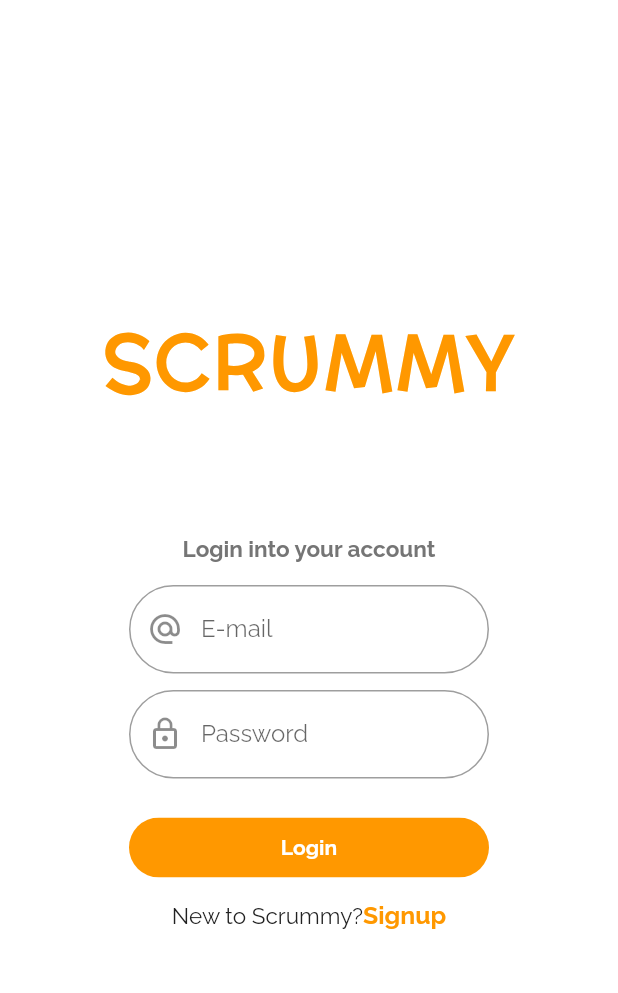
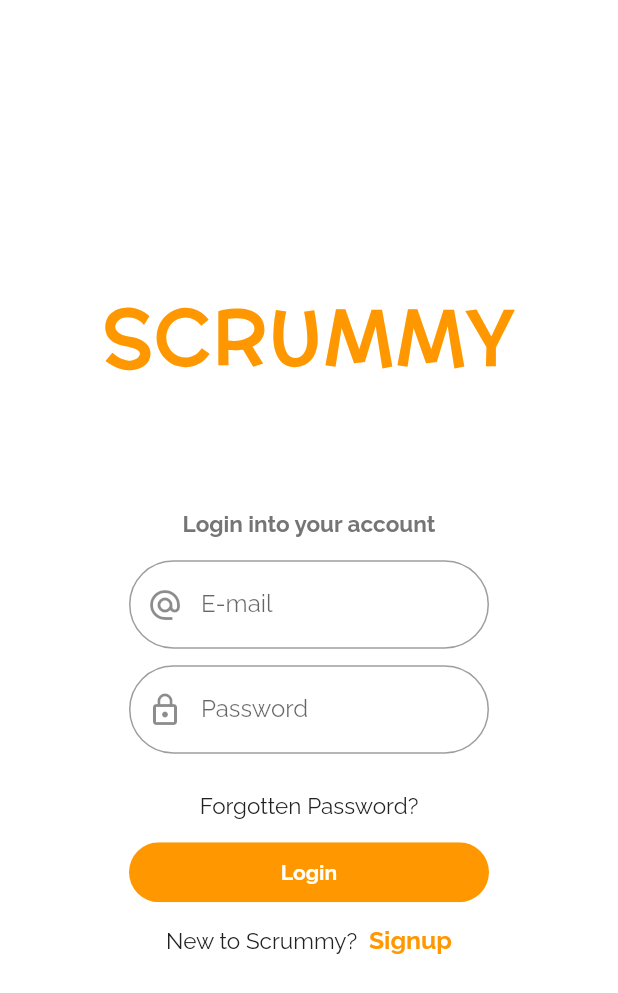
Before and after one commit to devansh511/scrummy, a Flutter app: the AuthScreen screen opened directly, on a phone screen of 412 x 824 dp. Shown: the top 993 px of the screen. Run offline on Flutter 3.47's test engine with Material 2 defaults, Android fonts, the light colour scheme and no system bars; our stand-ins replace bubble_bottom_bar, flutter_svg, font_awesome_flutter, shared_preferences; accounts and stored records are empty; network calls fail; Roboto replaces fonts that are missing (Mclaren).

Commit message:
Bugs fixed in OTP verification and login

```diff
--- a/lib/auth/auth_screen.dart
+++ b/lib/auth/auth_screen.dart
@@ -2,12 +2,16 @@ import 'package:flutter/material.dart';
 import 'package:scrummy/auth/verify.dart';
 import 'package:scrummy/screens/home_screen.dart';
 import 'package:scrummy/screens/location_screen.dart';
+import 'package:scrummy/screens/reset_password.dart';
 import 'package:scrummy/screens/splash_screen.dart';
 import 'auth.dart';
 import 'package:provider/provider.dart';
 import 'package:flutter/gestures.dart';
 import '../models/Http_Exceptions.dart';
 import '../screens/splash_screen.dart';
+
+String e_mail;
+String p_word;
 
 class AuthScreen extends StatelessWidget {
   @override
@@ -26,7 +30,7 @@ class AuthScreen extends StatelessWidget {
   }
 }
 
-enum AuthMode { Login, Signup }
+enum AuthMode { Login, Signup, Reset }
 
 class AuthPage extends StatefulWidget {
   const AuthPage({
@@ -84,7 +88,7 @@ class _AuthPageState extends State<AuthPage> {
               ),
             ),
             onPressed: () {
-              // Navigator.of(context).pop();
+              //Navigator.of(context).pop();
             },
           ),
         ],
@@ -107,14 +111,11 @@ class _AuthPageState extends State<AuthPage> {
         // Log user in
 
         await Provider.of<Auth>(context, listen: false).login(
-          _authData['email'],
-          _authData['password'],
+            // _authData['email'],
+            // _authData['password'],
             );
       } else {
         //Sign user up
-
-        Navigator.of(context)
-            .push(MaterialPageRoute(builder: (context) => VerifyScreen()));
 
         await Provider.of<Auth>(context, listen: false).signup(
           _authData['email'],
@@ -122,12 +123,18 @@ class _AuthPageState extends State<AuthPage> {
           _authData['name'],
         );
 
-        await Provider.of<Auth>(context, listen: false)
-            .generateOtp(_authData['email']);
+        // await Provider.of<Auth>(context, listen: false)
+        //     .generateOtp(_authData['email']);
+
+        Navigator.of(context).push(
+          MaterialPageRoute(
+            builder: (context) => VerifyScreen(),
+          ),
+        );
       }
-      print(_authData['email']);
+      // print(_authData['email']);
 
-      // Provider.of<Auth>(context, listen: false).getEmail(_authData['email']);
+      // Provider.of<Auth>  (context, listen: false).getEmail(_authData['email']);
 
       // }
 
@@ -136,9 +143,9 @@ class _AuthPageState extends State<AuthPage> {
       if (error.toString().contains('EMAIL_EXISTS')) {
         errorMessage = 'Email already registered';
       } else if (error.toString().contains('INVALID_EMAIL')) {
-        errorMessage = 'Please enter a valid email';
+        errorMessage = 'Pl ease enter a valid email';
       } else if (error.toString().contains('WEAK_PASSWORD')) {
-        errorMessage = 'Password too weak';
+        errorMessage = 'Pass word too weak';
       } else if (error.toString().contains('EMAIL_NOT_FOUND')) {
         errorMessage = 'Could not find a user with this email';
       } else if (error.toString().contains('INVALID_PASSWORD')) {
@@ -164,10 +171,12 @@ class _AuthPageState extends State<AuthPage> {
     if (_authMode == AuthMode.Login) {
       setState(() {
         _authMode = AuthMode.Signup;
+        print(_authMode);
       });
     } else {
       setState(() {
         _authMode = AuthMode.Login;
+        print(_authMode);
       });
     }
   }
@@ -195,7 +204,9 @@ class _AuthPageState extends State<AuthPage> {
         Text(
           _authMode == AuthMode.Login
               ? 'Login into your account'
-              : 'Create your account',
+              : _authMode == AuthMode.Login
+                  ? 'Create your account'
+                  : 'Create new password',
           style: TextStyle(
             fontFamily: 'Raleway',
             color: Colors.grey[600],
@@ -212,8 +223,12 @@ class _AuthPageState extends State<AuthPage> {
             children: <Widget>[
               Container(
                 width: 240,
-                height: _authMode == AuthMode.Login ? 0 : 60,
-                child: _authMode == AuthMode.Login
+                height:
+                    (_authMode == AuthMode.Login || _authMode == AuthMode.Reset)
+                        ? 0
+                        : 60,
+                child:
+                    (_authMode == AuthMode.Login || _authMode == AuthMode.Reset)
                         ? null
                         : TextFormField(
                             controller: _controller1,
@@ -241,7 +256,10 @@ class _AuthPageState extends State<AuthPage> {
                           ),
               ),
               SizedBox(
-                height: _authMode == AuthMode.Login ? 0 : 10,
+                height:
+                    (_authMode == AuthMode.Login || _authMode == AuthMode.Reset)
+                        ? 0
+                        : 10,
               ),
               Container(
                 width: 240,
@@ -255,9 +273,12 @@ class _AuthPageState extends State<AuthPage> {
                   controller: _controller2,
                   decoration: InputDecoration(
                     prefixIcon: Icon(
-                      Icons.alternate_email,
+                      _authMode == AuthMode.Reset
+                          ? Icons.lock_outline
+                          : Icons.alternate_email,
                     ),
-                    labelText: 'E-mail',
+                    labelText:
+                        _authMode == AuthMode.Reset ? 'New Password' : 'E-mail',
                     labelStyle: TextStyle(
                       fontFamily: 'Raleway',
                     ),
@@ -265,7 +286,10 @@ class _AuthPageState extends State<AuthPage> {
                       borderRadius: BorderRadius.circular(35.0),
                     ),
                   ),
-                  keyboardType: TextInputType.emailAddress,
+                  keyboardType: _authMode == AuthMode.Reset
+                      ? null
+                      : TextInputType.emailAddress,
+                  obscureText: _authMode == AuthMode.Reset ? true : false,
                   validator: (value) {
                     if (value == null || !value.contains('@')) {
                       return 'Invalid Email';
@@ -274,6 +298,7 @@ class _AuthPageState extends State<AuthPage> {
                   },
                   onSaved: (value) {
                     _authData['email'] = value;
+                    e_mail = value;
                   },
                 ),
               ),
@@ -289,7 +314,9 @@ class _AuthPageState extends State<AuthPage> {
                     prefixIcon: Icon(
                       Icons.lock_outline,
                     ),
-                    labelText: 'Password',
+                    labelText: _authMode == AuthMode.Reset
+                        ? 'Confirm New Password'
+                        : 'Password',
                     labelStyle: TextStyle(
                       fontFamily: 'Raleway',
                     ),
@@ -306,6 +333,7 @@ class _AuthPageState extends State<AuthPage> {
                   },
                   onSaved: (value) {
                     _authData['password'] = value;
+                    p_word = value;
                   },
                 ),
               ),
@@ -314,8 +342,12 @@ class _AuthPageState extends State<AuthPage> {
               ),
               Container(
                 width: 240,
-                height: _authMode == AuthMode.Login ? 0 : 60,
-                child: _authMode == AuthMode.Login
+                height:
+                    (_authMode == AuthMode.Login || _authMode == AuthMode.Reset)
+                        ? 0
+                        : 60,
+                child:
+                    (_authMode == AuthMode.Login || _authMode == AuthMode.Reset)
                         ? null
                         : TextFormField(
                             controller: _controller4,
@@ -340,29 +372,38 @@ class _AuthPageState extends State<AuthPage> {
                             },
                           ),
               ),
-              // _authMode == AuthMode.Signup
               SizedBox(
                 height: 15,
               ),
-              // Container(
-              //     padding: EdgeInsets.only(bottom: 15),
-              //     child: InkWell(
-              //       child: Text(
-              //         'Forgotten Password?',
-              //         style: TextStyle(
-              //           fontFamily: 'Raleway',
-              //           color: Colors.grey[900],
-              //           fontSize: 15,
-              //         ),
-              //       ),
-              //       onTap: () {},
-              //     ),
-              //   ),
-              // if (_isLoading)
-              //   CircularProgressIndicator(
-              //     backgroundColor: Colors.orange,
-              //   )
-              // else
+              (_authMode == AuthMode.Signup || _authMode == AuthMode.Reset)
+                  ? SizedBox(
+                      height: 0,
+                    )
+                  : Container(
+                      padding: EdgeInsets.only(bottom: 15),
+                      child: InkWell(
+                        child: Text(
+                          'Forgotten Password?',
+                          style: TextStyle(
+                            fontFamily: 'Raleway',
+                            color: Colors.grey[900],
+                            fontSize: 15,
+                          ),
+                        ),
+                        onTap: () {
+                          Navigator.of(context).push(
+                            MaterialPageRoute(
+                              builder: (context) => ResetPassword(),
+                            ),
+                          );
+                        },
+                      ),
+                    ),
+              if (_isLoading)
+                CircularProgressIndicator(
+                  backgroundColor: Colors.orange,
+                )
+              else
                 Container(
                   width: 240,
                   height: 40,
@@ -371,7 +412,11 @@ class _AuthPageState extends State<AuthPage> {
                     child: FlatButton(
                       color: Colors.orange,
                       child: Text(
-                      _authMode == AuthMode.Login ? 'Login' : 'Signup',
+                        (_authMode == AuthMode.Login)
+                            ? 'Login'
+                            : (_authMode == AuthMode.Signup)
+                                ? 'Signup'
+                                : 'Create Password',
                         style: TextStyle(
                           fontFamily: 'Raleway',
                           color: Colors.white,
@@ -399,8 +444,8 @@ class _AuthPageState extends State<AuthPage> {
               RichText(
                 text: TextSpan(
                   text: _authMode == AuthMode.Login
-                      ? 'New to Scrummy?'
-                      : 'Already have an account? ',
+                      ? 'New to Scrummy? '
+                      : 'Already on Scrummy? ',
                   style: TextStyle(
                     color: Colors.grey[900],
                     fontFamily: 'Raleway',
@@ -408,7 +453,7 @@ class _AuthPageState extends State<AuthPage> {
                   ),
                   children: <TextSpan>[
                     TextSpan(
-                      text: _authMode == AuthMode.Login ? 'Signup' : 'Login',
+                      text: _authMode == AuthMode.Login ? ' Signup' : ' Login',
                       style: TextStyle(
                         color: Colors.orange,
                         fontSize: 16.5,
--- a/lib/main.dart
+++ b/lib/main.dart
@@ -23,7 +23,7 @@ class MyApp extends StatelessWidget {
         ],
         child: Consumer<Auth>(
           builder: (ctx, auth, _) => MaterialApp(
-            home: AuthScreen(),
+            home: PanelScreen(),
           ),
         ),
       ),
--- a/lib/screens/profile_screen.dart
+++ b/lib/screens/profile_screen.dart
@@ -239,8 +239,8 @@ class _ProfileScreenState extends State<ProfileScreen> {
           ),
           GestureDetector(
             onTap: () {
-              Navigator.push(context,
-                  MaterialPageRoute(builder: (context) => AuthScreen()));
+              // Navigator.push(context,
+              //     MaterialPageRoute(builder: (context) => AuthScreen()));
             },
             child: Container(
               margin: EdgeInsets.all(10.0),
```
Also changed, not shown: lib/auth/auth.dart (+78 -67 lines), lib/auth/verify.dart (+24 -11 lines), lib/screens/empty_cart_screen.dart (+5 -3 lines), lib/screens/panel_screen.dart (+16 -0 lines), lib/screens/reset_password.dart (added, +273 -0 lines). Lines whose indentation alone changed are shown as unchanged.
